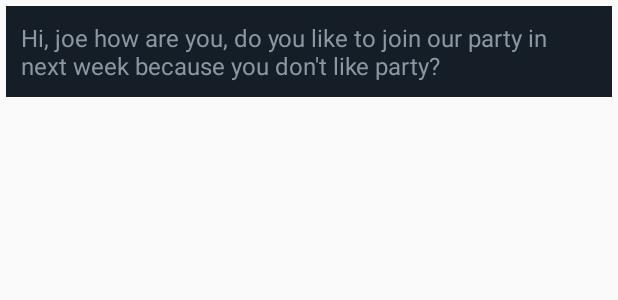
After one commit to chernybro/NeuralPuskin, an Android app: the layout layout_holder_typing.xml on its own in the app's theme, with its tools: preview values and no code run, on a phone screen of 412 x 824 dp. The commit adds this screen. Shown: the top 300 px of the screen. Run offline under Robolectric (Android 15) with nearby library versions, the phone set to English and light mode, and no system bars; network calls fail; Roboto replaces fonts that are not available here.

Commit message:
clean code

```diff
--- /dev/null
+++ b/app/src/main/res/layout/layout_holder_typing.xml
@@ -0,0 +1,19 @@
+<?xml version="1.0" encoding="utf-8"?>
+<RelativeLayout xmlns:android="http://schemas.android.com/apk/res/android"
+    android:orientation="horizontal"
+    android:layout_width="match_parent"
+    android:layout_height="wrap_content"
+    android:gravity="center_vertical"
+    android:padding="4dp">
+        <TextView
+            android:id="@+id/tv_chat_text"
+            android:maxWidth="@dimen/maxwidth"
+            android:textIsSelectable="false"
+            android:layout_width="match_parent"
+            android:layout_height="wrap_content"
+            android:padding="10dp"
+            android:text="Hi, joe how are you, do you like to join our party in next week because you don't like party?"
+            android:textColor="@color/grey"
+            android:textSize="@dimen/h3"
+            android:background="@color/dark_blue_chats_theme"/>
+</RelativeLayout>
--- a/app/src/main/res/layout/layout_holder_you.xml
+++ b/app/src/main/res/layout/layout_holder_you.xml
@@ -1,6 +1,7 @@
 <?xml version="1.0" encoding="utf-8"?>
 <RelativeLayout xmlns:android="http://schemas.android.com/apk/res/android"
-    android:orientation="horizontal" android:layout_width="match_parent"
+    android:orientation="horizontal"
+    android:layout_width="match_parent"
     android:layout_height="wrap_content"
     android:gravity="center_vertical"
     android:padding="4dp"
@@ -15,7 +16,7 @@
             android:id="@+id/recipient_img"
             android:layout_width="40dp"
             android:layout_height="40dp"
-            android:src="@drawable/push3"
+            android:src="@drawable/push6"
             android:layout_marginEnd="10dp"/>
         <TextView
             android:id="@+id/tv_chat_text"
--- a/app/src/main/res/layout/list_item_chat.xml
+++ b/app/src/main/res/layout/list_item_chat.xml
@@ -10,7 +10,7 @@
         android:id="@+id/rl_photo"
         android:layout_width="60dp"
         android:layout_height="60dp"
-        android:src="@drawable/push3"
+        android:src="@drawable/push6"
         android:layout_centerVertical="true"
         android:layout_marginLeft="10dp"
         android:layout_marginRight="10dp"
--- a/app/src/main/res/layout/list_item_contact.xml
+++ b/app/src/main/res/layout/list_item_contact.xml
@@ -10,7 +10,7 @@
         android:layout_centerVertical="true"
         android:layout_marginLeft="10dp"
         android:layout_marginRight="10dp"
-        android:src="@drawable/push5"/>
+        android:src="@drawable/push6"/>
     <LinearLayout
         android:layout_width="wrap_content"
         android:layout_height="90dp"
```
Also changed, not shown: app/src/main/java/com/uralsiberianworks/neuralpushkin/Conversation.java (+25 -2 lines), app/src/main/java/com/uralsiberianworks/neuralpushkin/FragmentContacts.java (+2 -17 lines), app/src/main/java/com/uralsiberianworks/neuralpushkin/recyclerConversation/ChatData.java (deleted, +0 -29 lines), app/src/main/java/com/uralsiberianworks/neuralpushkin/recyclerConversation/ConversationAdapter.java (+32 -7 lines), app/src/main/java/com/uralsiberianworks/neuralpushkin/recyclerConversation/HolderTyping.java (added, +25 -0 lines), app/src/main/java/com/uralsiberianworks/neuralpushkin/recyclerviewChats/ContactAdapter.java (+4 -35 lines), app/src/main/res/layout/content_conversation.xml (+6 -6 lines), app/src/main/res/layout/nav_header_main.xml (+5 -5 lines).
